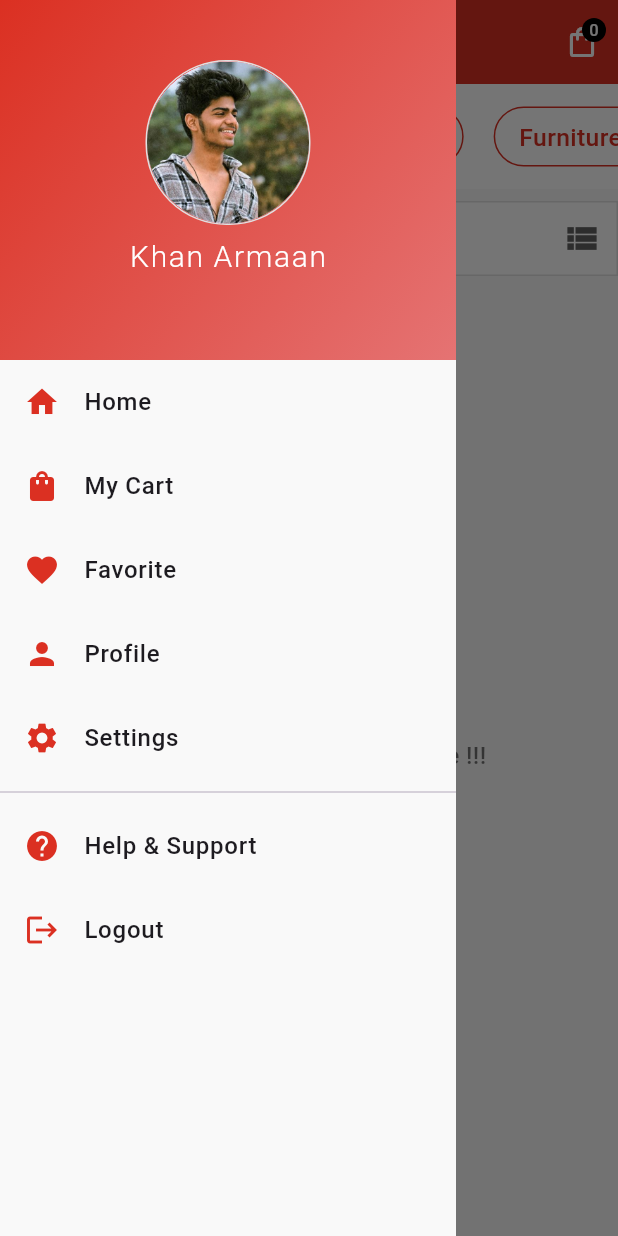
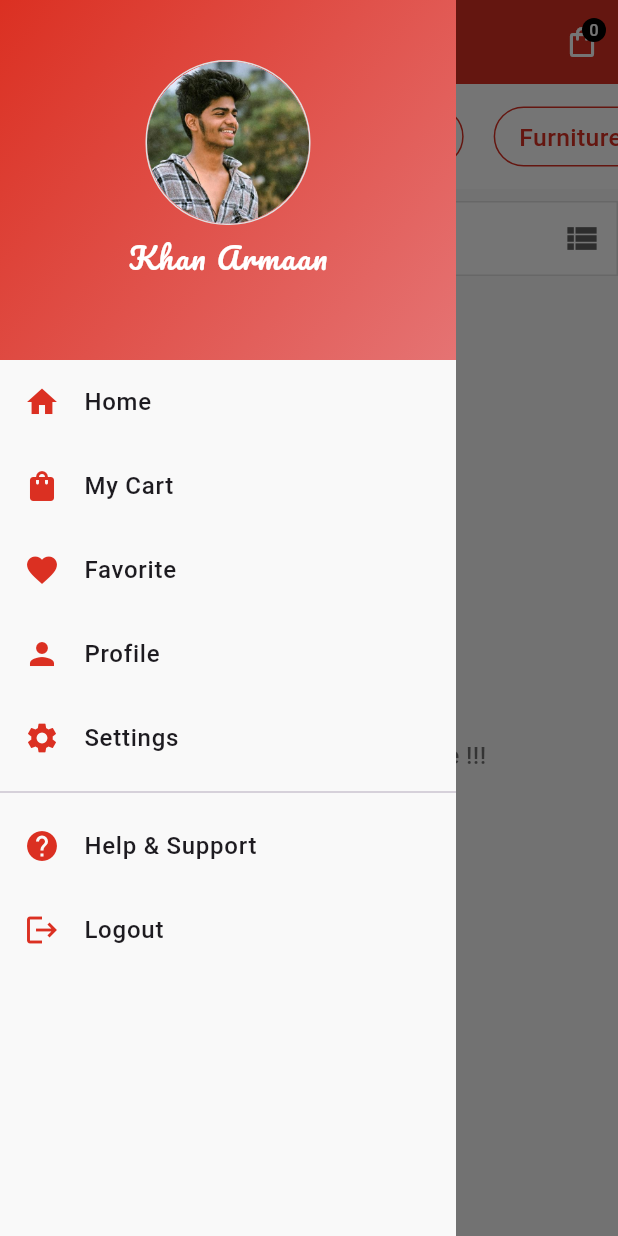
Before and after one commit to armaan277/PRODUCT-APP, a Flutter app: the FavouriteScreen screen opened directly, with the side drawer open, on a phone screen of 412 x 824 dp. Run offline on Flutter 3.47's test engine with Material 3 defaults, Android fonts, the phone set to English and light mode, and no system bars; our stand-ins replace carousel_slider, dots_indicator, google_fonts.

Commit message:
refactor the code

```diff
--- a/lib/app_drawer.dart
+++ b/lib/app_drawer.dart
@@ -1,4 +1,5 @@
 import 'package:flutter/material.dart';
+import 'package:google_fonts/google_fonts.dart';
 import 'package:shopping_app/constant/constant.dart';
 
 class AppDrawer extends StatelessWidget {
@@ -44,9 +45,9 @@ class AppDrawer extends StatelessWidget {
                     ),
                   ),
                   const SizedBox(height: 7),
-                  const Text(
+                  Text(
                     'Khan Armaan',
-                    style: TextStyle(
+                    style: GoogleFonts.pacifico(
                       letterSpacing: 1.1,
                       fontSize: 20,
                       color: Colors.white,
--- a/lib/screens/favourite_screen.dart
+++ b/lib/screens/favourite_screen.dart
@@ -1,4 +1,5 @@
 import 'package:flutter/material.dart';
+import 'package:google_fonts/google_fonts.dart';
 import 'package:provider/provider.dart';
 import 'package:shopping_app/app_drawer.dart';
 import 'package:shopping_app/constant/constant.dart';
@@ -18,9 +19,9 @@ class FavouriteScreen extends StatelessWidget {
     return Scaffold(
       appBar: AppBar(
         backgroundColor: AppColor.appColor,
-        title: const Text(
+        title: Text(
           'Favorites Products',
-          style: TextStyle(
+         style: GoogleFonts.pacifico(
             color: Colors.white,
           ),
         ),
--- a/lib/screens/home_screen.dart
+++ b/lib/screens/home_screen.dart
@@ -1,4 +1,5 @@
 import 'package:flutter/material.dart';
+import 'package:google_fonts/google_fonts.dart';
 import 'package:provider/provider.dart';
 import 'package:shopping_app/app_drawer.dart';
 import 'package:shopping_app/constant/constant.dart';
@@ -14,9 +15,9 @@ class HomeScreen extends StatelessWidget {
     return Scaffold(
       appBar: AppBar(
         backgroundColor: AppColor.appColor,
-        title: const Text(
+        title: Text(
           'Shopping App',
-          style: TextStyle(
+          style: GoogleFonts.pacifico(
             color: Colors.white,
           ),
         ),
--- a/lib/screens/profile_screen.dart
+++ b/lib/screens/profile_screen.dart
@@ -1,4 +1,5 @@
 import 'package:flutter/material.dart';
+import 'package:google_fonts/google_fonts.dart';
 import 'package:provider/provider.dart';
 import 'package:shopping_app/app_drawer.dart';
 import 'package:shopping_app/constant/constant.dart';
@@ -14,9 +15,9 @@ class ProfileScreen extends StatelessWidget {
     return Scaffold(
       appBar: AppBar(
         backgroundColor: AppColor.appColor,
-        title: const Text(
+        title: Text(
           'My Profile',
-          style: TextStyle(
+          style: GoogleFonts.pacifico(
             color: Colors.white,
           ),
         ),
--- a/lib/screens/shop_screen.dart
+++ b/lib/screens/shop_screen.dart
@@ -1,4 +1,5 @@
 import 'package:flutter/material.dart';
+import 'package:google_fonts/google_fonts.dart';
 import 'package:provider/provider.dart';
 import 'package:shopping_app/app_drawer.dart';
 import 'package:shopping_app/constant/constant.dart';
@@ -18,9 +19,9 @@ class ShopScreen extends StatelessWidget {
       backgroundColor: AppColor.appBackgroundColor,
       appBar: AppBar(
         backgroundColor: AppColor.appColor,
-        title: const Text(
+        title: Text(
           'Big Sales',
-          style: TextStyle(
+         style: GoogleFonts.pacifico(
             color: Colors.white,
           ),
         ),
--- a/pubspec.yaml
+++ b/pubspec.yaml
@@ -40,6 +40,7 @@ dependencies:
   provider: ^6.1.2
   carousel_slider: ^4.2.1
   dots_indicator: ^3.0.0
+  google_fonts: ^6.2.1
 
 dev_dependencies:
   flutter_test:
```
Also changed, not shown: lib/screens/product_cart_screen.dart (+5 -6 lines), pubspec.lock, 1 other file.
